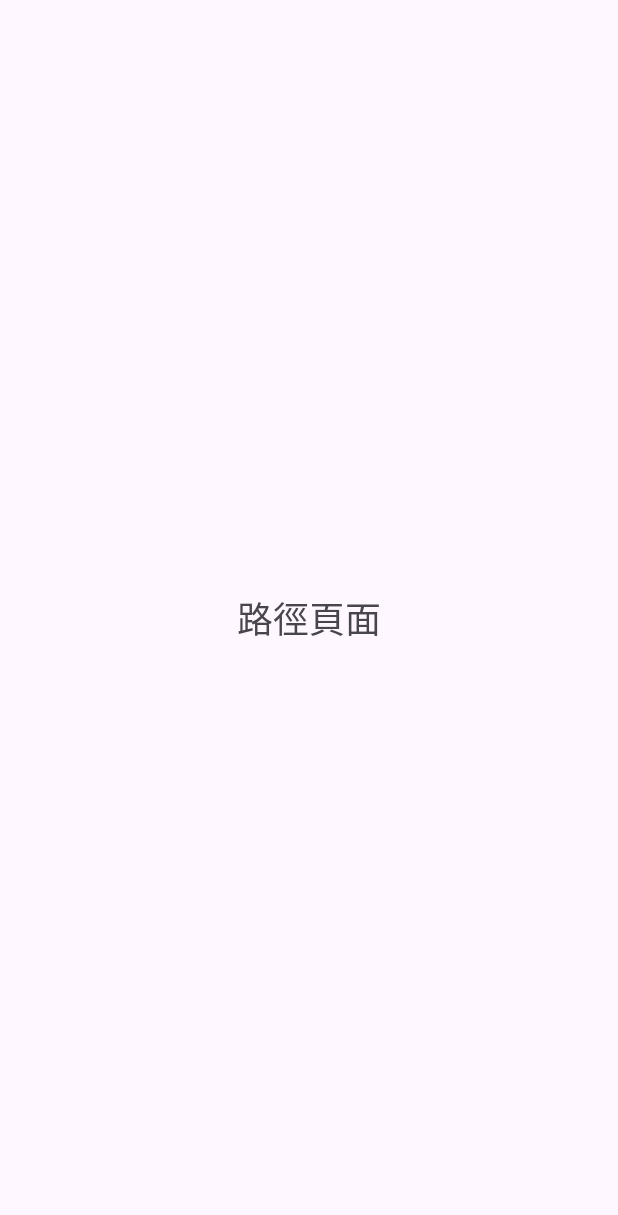
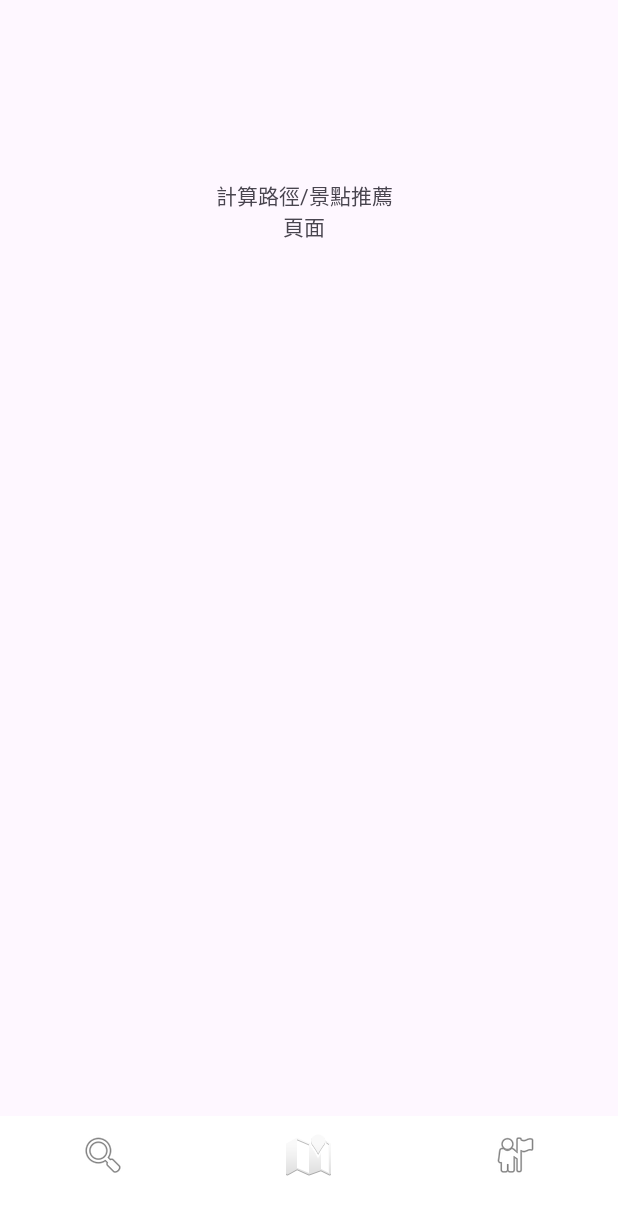
Before and after one commit to yi-xiang-01/map, an Android app: the PathActivity screen opened directly, with no data from a screen before it, on a phone screen of 412 x 824 dp. Before the commit the part shown is almost empty. Shown: the top 1215 px of the screen. Run offline under Robolectric (Android 15) with nearby library versions, the light colour scheme and no system bars.

Commit message:
Complete pages conversion.

```diff
--- a/app/src/main/java/com/example/mapcollection/PathActivity.kt
+++ b/app/src/main/java/com/example/mapcollection/PathActivity.kt
@@ -1,11 +1,25 @@
 package com.example.mapcollection
 
+import android.content.Intent
 import android.os.Bundle
+import android.widget.ImageButton
 import androidx.appcompat.app.AppCompatActivity
 
 class PathActivity : AppCompatActivity() {
     override fun onCreate(savedInstanceState: Bundle?) {
         super.onCreate(savedInstanceState)
         setContentView(R.layout.activity_path)
+
+        // 設置搜尋按鈕點擊事件
+        findViewById<ImageButton>(R.id.btnSearch).setOnClickListener {
+            val intent = Intent(this, SearchActivity::class.java)
+            startActivity(intent)
+        }
+
+        // 設置個人資料按鈕點擊事件
+        findViewById<ImageButton>(R.id.btnProfile).setOnClickListener {
+            val intent = Intent(this, MainActivity::class.java)
+            startActivity(intent)
+        }
     }
 }
--- a/app/src/main/res/layout/activity_path.xml
+++ b/app/src/main/res/layout/activity_path.xml
@@ -5,15 +5,56 @@
     android:layout_width="match_parent"
     android:layout_height="match_parent"
     tools:context=".PathActivity">
+    <!-- 底部导航栏 -->
+    <com.google.android.material.bottomnavigation.BottomNavigationView
+        android:id="@+id/bottomNavigationView"
+        android:layout_width="match_parent"
+        android:layout_height="wrap_content"
+        android:background="@color/white"
+        app:layout_constraintBottom_toBottomOf="parent">
+
+        <LinearLayout
+            android:layout_width="match_parent"
+            android:layout_height="match_parent"
+            android:orientation="horizontal">
+
+            <ImageButton
+                android:id="@+id/btnSearch"
+                android:layout_width="wrap_content"
+                android:layout_height="wrap_content"
+                android:layout_weight="1"
+                android:backgroundTint="#00000000"
+                android:contentDescription="搜尋功能"
+                app:srcCompat="@android:drawable/ic_menu_search" />
+
+            <ImageButton
+                android:id="@+id/btnPath"
+                android:layout_width="wrap_content"
+                android:layout_height="wrap_content"
+                android:layout_weight="1"
+                android:backgroundTint="#00000000"
+                android:contentDescription="地圖功能"
+                app:srcCompat="@android:drawable/ic_dialog_map" />
+
+            <ImageButton
+                android:id="@+id/btnProfile"
+                android:layout_width="wrap_content"
+                android:layout_height="wrap_content"
+                android:layout_weight="1"
+                android:backgroundTint="#00000000"
+                android:contentDescription="我的收藏"
+                app:srcCompat="@android:drawable/ic_menu_myplaces" />
+        </LinearLayout>
+    </com.google.android.material.bottomnavigation.BottomNavigationView>
 
     <TextView
+        android:id="@+id/textView"
         android:layout_width="wrap_content"
         android:layout_height="wrap_content"
-        android:text="路徑頁面"
-        android:textSize="24sp"
-        app:layout_constraintBottom_toBottomOf="parent"
-        app:layout_constraintEnd_toEndOf="parent"
+        android:layout_marginStart="144dp"
+        android:layout_marginTop="120dp"
+        android:text="計算路徑/景點推薦\n頁面"
+        android:textAlignment="center"
         app:layout_constraintStart_toStartOf="parent"
         app:layout_constraintTop_toTopOf="parent" />
-
 </androidx.constraintlayout.widget.ConstraintLayout>
```
Also changed, not shown: app/src/main/java/com/example/mapcollection/SearchActivity.kt (+14 -0 lines), app/src/main/res/layout/activity_search.xml (+45 -4 lines).
